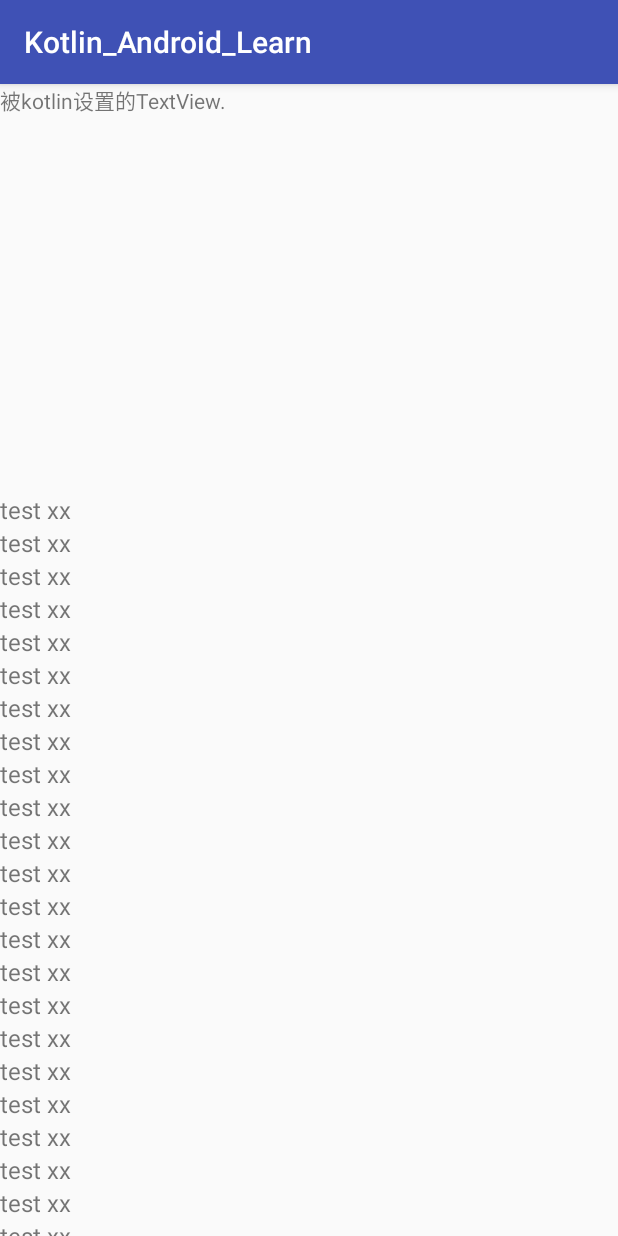
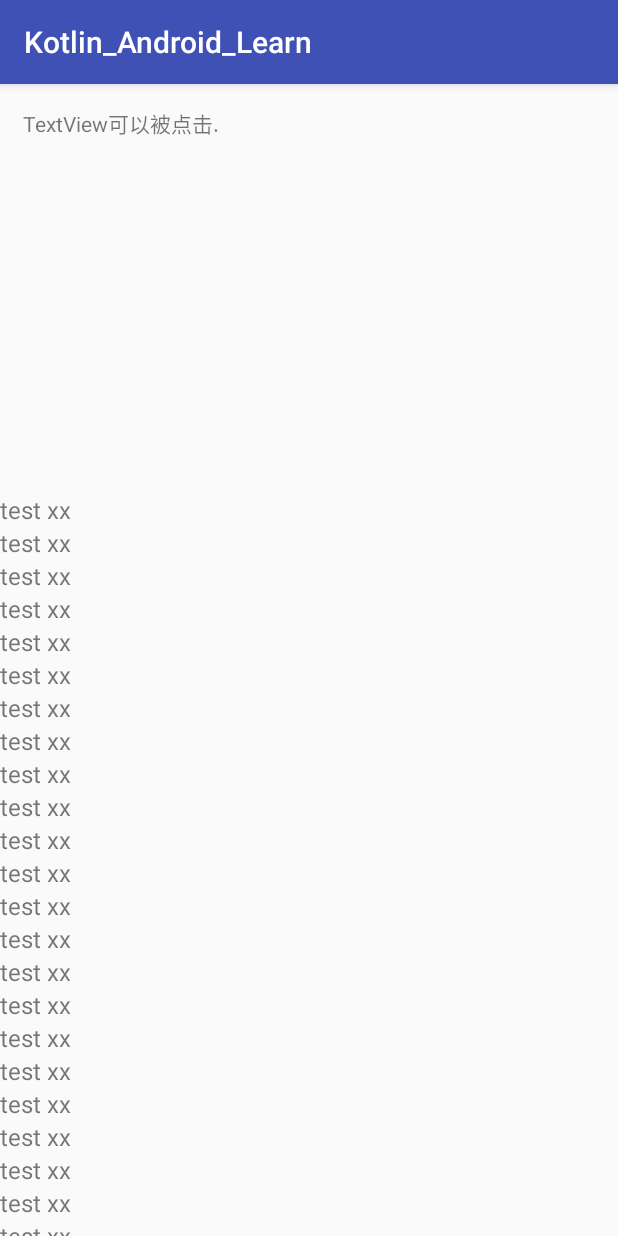
Before and after one commit to BruceWind/Kotlin_Android_Learn, an Android app: the screen it shows after launch (MainActivity), on a phone screen of 412 x 824 dp. Run offline under Robolectric (Android 15) with nearby library versions, the phone set to English and light mode, and no system bars; libraries missing offline, so code that uses them is left out: junit.framework, kotlin.coroutines.experimental; 4 statements that could not run were skipped.

```diff
--- a/app/src/main/AndroidManifest.xml
+++ b/app/src/main/AndroidManifest.xml
@@ -2,7 +2,7 @@
 <manifest xmlns:android="http://schemas.android.com/apk/res/android"
           package="com.androidyuan.kotlin_android_learn">
 
-    <uses-permission android:name="android.permission.INTERNET" />
+    <uses-permission android:name="android.permission.INTERNET"/>
 
     <application
         android:name=".app.MainApplication"
@@ -19,6 +19,8 @@
                 <category android:name="android.intent.category.LAUNCHER"/>
             </intent-filter>
         </activity>
+        <activity android:name=".Main2Activity">
+        </activity>
     </application>
 
 </manifest>
--- a/app/src/main/java/com/androidyuan/kotlin_android_learn/MainActivity.kt
+++ b/app/src/main/java/com/androidyuan/kotlin_android_learn/MainActivity.kt
@@ -5,18 +5,15 @@ import android.os.Bundle
 import android.support.v7.widget.LinearLayoutManager
 import android.support.v7.widget.RecyclerView
 import android.view.View
-import android.widget.Toast
 import com.androidyuan.aesjni.AESEncrypt
 import com.androidyuan.kotlin_android_learn.adapter.MainAdapter
 import com.androidyuan.kotlin_android_learn.adapter.MainAdapterClickListener
 
 import com.androidyuan.kotlin_android_learn.core.CoreLogger
 import com.androidyuan.kotlin_android_learn.model.User
-import com.google.gson.Gson
 import kotlinx.android.synthetic.main.activity_main.*
 import org.jetbrains.anko.*
 import org.jetbrains.anko.custom.async
-import java.lang.Exception
 import java.net.URL
 import java.util.concurrent.Executors
 
@@ -32,9 +29,9 @@ class MainActivity : AppCompatActivity(), View.OnClickListener {
 //        user.age = 20
 //        user.name = "wei"
 
-        message.text = "被kotlin设置的TextView."
+        start_act.text = "TextView可以被点击."
 
-        message.setOnClickListener(this)
+        start_act.setOnClickListener(this)
         AESEncrypt.checkSignature(this)
 
 
@@ -60,6 +57,7 @@ class MainActivity : AppCompatActivity(), View.OnClickListener {
         KotlinFPMain.main()
         FunctionOperatorTest.main()
         DATACLSTest.test()
+        WhenIFTest.main()
 
     }
 
@@ -69,7 +67,8 @@ class MainActivity : AppCompatActivity(), View.OnClickListener {
         if (v != null) {
             //use anko
             toast("加密结果: " + AESEncrypt.encode(this, "asd"))
-            //longToast("加密结果: "+AESEncrypt.encode(this,"asd"))// anko
+
+            startActivity<Main2Activity>("sads" to 1)//测试kotlin跳转传参数
         }
     }
 
--- /dev/null
+++ b/app/src/main/java/com/androidyuan/kotlin_android_learn/WhenIFTest.kt
@@ -0,0 +1,57 @@
+package com.androidyuan.kotlin_android_learn
+
+import com.androidyuan.kotlin_android_learn.core.CoreLogger
+
+/**
+ * Created by wei on 17-5-26.
+ * =====测试when语法=====
+ */
+class WhenIFTest {
+
+    companion object{
+        fun main() {
+
+            val index=3;
+
+            when(index){
+                1 -> {}
+                2 -> {}
+                3 -> {
+                    CoreLogger.getLogger("WhenIFTest").d("index = "+index)
+                }
+            }
+
+            val doubleindex = when(index){
+                1 -> 1
+                else -> {
+                    index * 2
+                }
+            }
+
+            CoreLogger.getLogger("WhenIFTest").d("double = "+doubleindex)
+
+
+            val cost = when(doubleindex) {
+                in 1..10 -> "cheap"
+                in 10..100 -> "regular"
+                in 100..1000 -> "expensive"
+                else -> "not rated"
+            }
+
+            CoreLogger.getLogger("WhenIFTest").d("cost = "+cost)
+
+            val ifvlue = if (doubleindex > 2) true else false
+            CoreLogger.getLogger("WhenIFTest").d("ifvlue = "+ifvlue)
+
+            for(i in 0..10)
+            {
+                CoreLogger.getLogger("WhenIFTest").d("i = "+i)
+            }
+
+            for(i in 10 downTo 0)
+            {
+                CoreLogger.getLogger("WhenIFTest").d("i = "+i)
+            }
+        }
+    }
+}
--- a/app/src/main/res/layout/activity_main.xml
+++ b/app/src/main/res/layout/activity_main.xml
@@ -8,10 +8,11 @@
     tools:context="com.androidyuan.kotlin_android_learn.MainActivity">
 
     <TextView
-        android:id="@+id/message"
+        android:id="@+id/start_act"
         android:layout_width="wrap_content"
         android:layout_height="wrap_content"
-        android:text="Hello World!"
+        android:padding="15dp"
+        android:text="启动新的activity"
         app:layout_constraintBottom_toBottomOf="parent"
         app:layout_constraintLeft_toLeftOf="parent"
         app:layout_constraintRight_toRightOf="parent"
@@ -22,13 +23,10 @@
 
     <android.support.v7.widget.RecyclerView
         android:id="@+id/forecast_list"
-        android:layout_width="match_parent"
+        android:layout_width="0dp"
         android:layout_height="495dp"
-        tools:layout_editor_absoluteY="16dp"
-        android:layout_marginRight="0dp"
         app:layout_constraintBottom_toBottomOf="parent"
         app:layout_constraintRight_toRightOf="parent"
-        android:layout_marginLeft="0dp"
         app:layout_constraintLeft_toLeftOf="parent"
         app:layout_constraintHorizontal_bias="0.0"/>
 
```
Also changed, not shown: app/build.gradle (+5 -4 lines), app/src/main/java/com/androidyuan/kotlin_android_learn/Main2Activity.kt (added, +12 -0 lines), app/src/main/java/com/androidyuan/kotlin_android_learn/WhenTest.kt (deleted, +0 -25 lines), app/src/main/res/layout/activity_main2.xml (added, +10 -0 lines), 1 other file.
